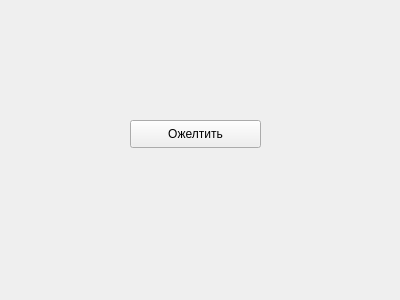
Old version of the form UI.ui in the repository 1majic/Morgenshtern.
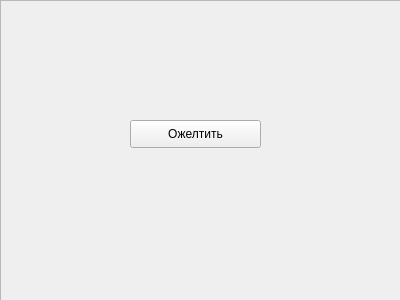
New version of the form.

Diff of the .ui file:
```diff
--- a/UI.ui
+++ b/UI.ui
@@ -26,6 +26,36 @@
     <string>Ожелтить</string>
    </property>
   </widget>
+  <widget class="QFrame" name="frame">
+   <property name="geometry">
+    <rect>
+     <x>0</x>
+     <y>0</y>
+     <width>401</width>
+     <height>301</height>
+    </rect>
+   </property>
+   <property name="minimumSize">
+    <size>
+     <width>401</width>
+     <height>301</height>
+    </size>
+   </property>
+   <property name="maximumSize">
+    <size>
+     <width>401</width>
+     <height>301</height>
+    </size>
+   </property>
+   <property name="frameShape">
+    <enum>QFrame::StyledPanel</enum>
+   </property>
+   <property name="frameShadow">
+    <enum>QFrame::Raised</enum>
+   </property>
+  </widget>
+  <zorder>frame</zorder>
+  <zorder>pushButton</zorder>
  </widget>
  <resources/>
  <connections/>
```
